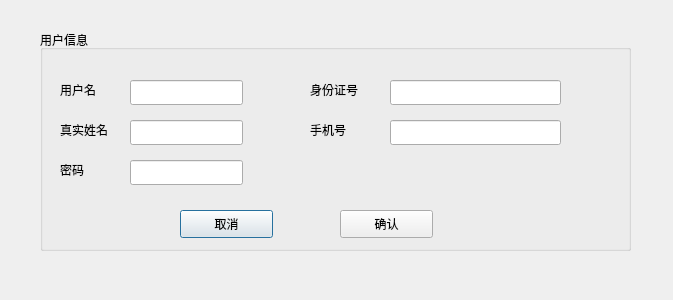
Qt form FlightTicketServer/adduserdialog.ui (n-ss1m-1/FlightTicketSystem) before a commit.
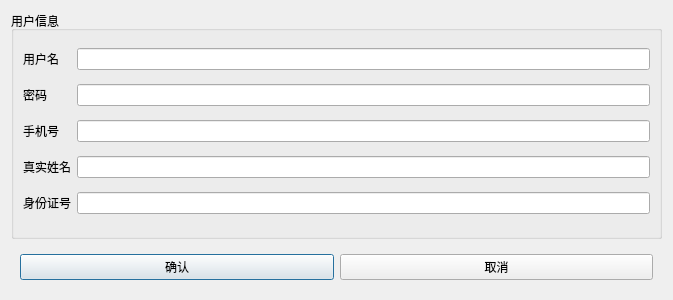
The same form after that commit.

The edit to the form file:
```diff
--- a/FlightTicketServer/adduserdialog.ui
+++ b/FlightTicketServer/adduserdialog.ui
@@ -13,163 +13,96 @@
   <property name="windowTitle">
    <string>Dialog</string>
   </property>
+  <layout class="QVBoxLayout" name="verticalLayout">
+   <item>
   <widget class="QGroupBox" name="groupBox">
-   <property name="geometry">
-    <rect>
-     <x>40</x>
-     <y>30</y>
-     <width>591</width>
-     <height>221</height>
-    </rect>
-   </property>
    <property name="title">
     <string>用户信息</string>
    </property>
-   <widget class="QLabel" name="label">
-    <property name="geometry">
-     <rect>
-      <x>20</x>
-      <y>50</y>
-      <width>69</width>
-      <height>19</height>
-     </rect>
-    </property>
-    <property name="text">
-     <string>用户名</string>
-    </property>
-   </widget>
+     <layout class="QGridLayout" name="gridLayout">
+      <item row="0" column="2">
+       <widget class="QLineEdit" name="editUsername"/>
+      </item>
+      <item row="4" column="2">
+       <widget class="QLineEdit" name="editRealName"/>
+      </item>
+      <item row="2" column="0">
    <widget class="QLabel" name="label_2">
-    <property name="geometry">
-     <rect>
-      <x>20</x>
-      <y>130</y>
-      <width>69</width>
-      <height>19</height>
-     </rect>
-    </property>
     <property name="text">
      <string>密码</string>
     </property>
    </widget>
+      </item>
+      <item row="4" column="0">
    <widget class="QLabel" name="label_3">
-    <property name="geometry">
-     <rect>
-      <x>20</x>
-      <y>90</y>
-      <width>69</width>
-      <height>19</height>
-     </rect>
-    </property>
     <property name="text">
      <string>真实姓名</string>
     </property>
    </widget>
+      </item>
+      <item row="5" column="2">
+       <widget class="QLineEdit" name="editIdCard"/>
+      </item>
+      <item row="2" column="2">
+       <widget class="QLineEdit" name="editPassword"/>
+      </item>
+      <item row="5" column="0">
    <widget class="QLabel" name="label_4">
-    <property name="geometry">
-     <rect>
-      <x>270</x>
-      <y>50</y>
-      <width>69</width>
-      <height>19</height>
-     </rect>
-    </property>
     <property name="text">
      <string>身份证号</string>
     </property>
    </widget>
+      </item>
+      <item row="0" column="0">
+       <widget class="QLabel" name="label">
+        <property name="text">
+         <string>用户名</string>
+        </property>
+       </widget>
+      </item>
+      <item row="3" column="2">
+       <widget class="QLineEdit" name="editPhone"/>
+      </item>
+      <item row="3" column="0">
    <widget class="QLabel" name="label_5">
-    <property name="geometry">
-     <rect>
-      <x>270</x>
-      <y>90</y>
-      <width>69</width>
-      <height>19</height>
-     </rect>
-    </property>
     <property name="text">
      <string>手机号</string>
     </property>
     <property name="alignment">
-     <set>Qt::AlignmentFlag::AlignBottom|Qt::AlignmentFlag::AlignLeading|Qt::AlignmentFlag::AlignLeft</set>
-    </property>
-   </widget>
-   <widget class="QLineEdit" name="editUsername">
-    <property name="geometry">
-     <rect>
-      <x>90</x>
-      <y>50</y>
-      <width>113</width>
-      <height>25</height>
-     </rect>
-    </property>
-   </widget>
-   <widget class="QLineEdit" name="editRealName">
-    <property name="geometry">
-     <rect>
-      <x>90</x>
-      <y>90</y>
-      <width>113</width>
-      <height>25</height>
-     </rect>
-    </property>
-   </widget>
-   <widget class="QLineEdit" name="editPassword">
-    <property name="geometry">
-     <rect>
-      <x>90</x>
-      <y>130</y>
-      <width>113</width>
-      <height>25</height>
-     </rect>
-    </property>
-   </widget>
-   <widget class="QLineEdit" name="editIdCard">
-    <property name="geometry">
-     <rect>
-      <x>350</x>
-      <y>50</y>
-      <width>171</width>
-      <height>25</height>
-     </rect>
-    </property>
-   </widget>
-   <widget class="QLineEdit" name="editPhone">
-    <property name="geometry">
-     <rect>
-      <x>350</x>
-      <y>90</y>
-      <width>171</width>
-      <height>25</height>
-     </rect>
-    </property>
-   </widget>
-   <widget class="QPushButton" name="btnCancel">
-    <property name="geometry">
-     <rect>
-      <x>140</x>
-      <y>180</y>
-      <width>93</width>
-      <height>28</height>
-     </rect>
-    </property>
-    <property name="text">
-     <string>取消</string>
-    </property>
-   </widget>
+         <set>Qt::AlignmentFlag::AlignLeading|Qt::AlignmentFlag::AlignLeft|Qt::AlignmentFlag::AlignVCenter</set>
+        </property>
+       </widget>
+      </item>
+     </layout>
+    </widget>
+   </item>
+   <item>
+    <widget class="QWidget" name="widget" native="true">
+     <property name="sizePolicy">
+      <sizepolicy hsizetype="Preferred" vsizetype="Maximum">
+       <horstretch>0</horstretch>
+       <verstretch>0</verstretch>
+      </sizepolicy>
+     </property>
+     <layout class="QHBoxLayout" name="horizontalLayout">
+      <item>
    <widget class="QPushButton" name="btnConfirm">
-    <property name="geometry">
-     <rect>
-      <x>300</x>
-      <y>180</y>
-      <width>93</width>
-      <height>28</height>
-     </rect>
-    </property>
     <property name="text">
      <string>确认</string>
     </property>
    </widget>
-  </widget>
+      </item>
+      <item>
+       <widget class="QPushButton" name="btnCancel">
+        <property name="text">
+         <string>取消</string>
+        </property>
+       </widget>
+      </item>
+     </layout>
+    </widget>
+   </item>
+  </layout>
  </widget>
  <resources/>
  <connections/>
```
Lines whose indentation alone changed are shown as unchanged.
